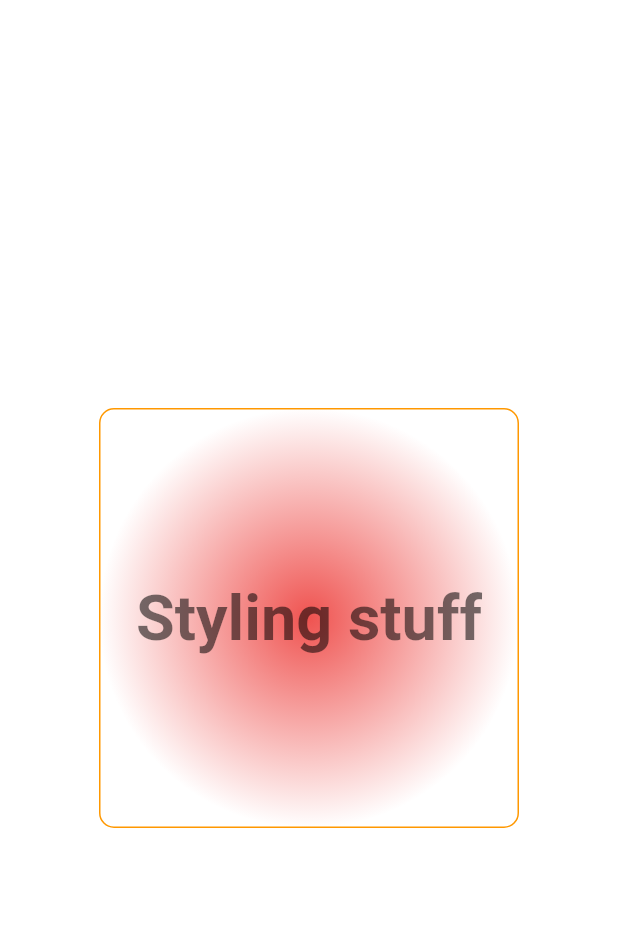
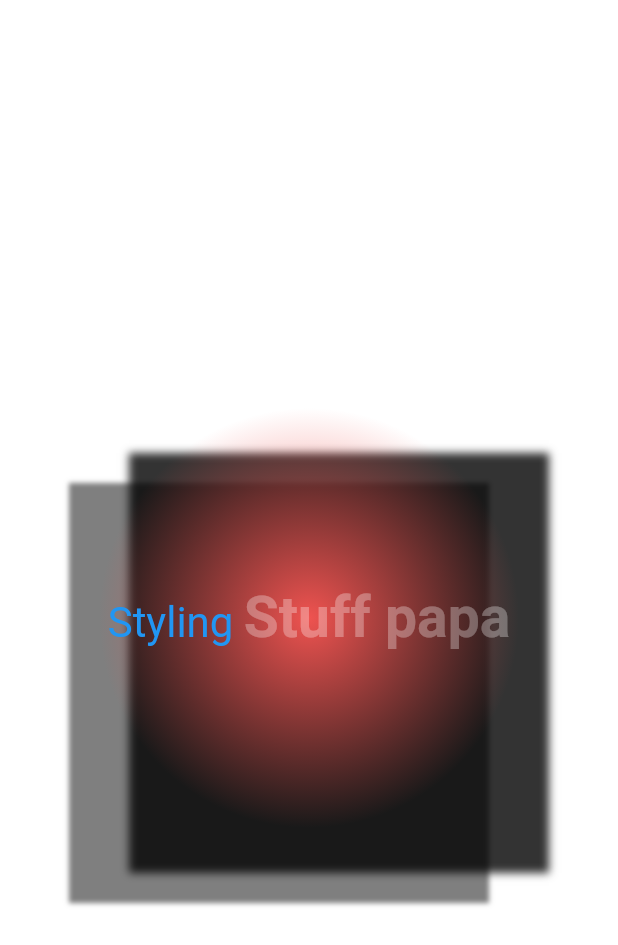
Before and after one commit to nahuelcabrera/flutter_styling, a Flutter app: the screen it shows after launch, on a phone screen of 412 x 824 dp. Shown: the top 945 px of the screen. Run offline on Flutter 3.47's test engine with Material 2 defaults, Android fonts, the phone set to English and light mode, and no system bars.

Commit message:
spannable text

```diff
--- a/lib/main.dart
+++ b/lib/main.dart
@@ -22,23 +22,38 @@ class MyApp extends StatelessWidget {
                     Color(0xffef5350),
                     Color(0x00ef5350),
                   ]),
-                  borderRadius: BorderRadius.circular(10.0),
-                  border: Border.all(
-                    color: Colors.orange
-                  )
+                  //borderRadius: BorderRadius.circular(1000.0),
+                  //border: Border.all(color: Colors.orange),
+                  boxShadow: <BoxShadow>[
+                    BoxShadow(color: Color(0xcc000000), offset: Offset(20.0, 30.0), blurRadius: 4.0),
+                    BoxShadow(color: Color(0x80000000), offset: Offset(-20.0, 50.0), blurRadius: 2.0),
+                  ],
+                  shape: BoxShape.rectangle,
                 ),
-                child: Text(
-                  'Styling stuff',
-                  textAlign: TextAlign.center,
-                  style: TextStyle(
-                    color: Colors.black54,
-                    fontSize: 42.0,
-                    fontWeight: FontWeight.w600,
-                    fontFamily: 'Roboto',
-                    fontStyle: FontStyle.normal,
-                  ),
-                ),
-              ),)
+                child: RichText(
+                    text: TextSpan(
+                      style: TextStyle(
+                        color: Colors.white,
+                        fontSize: 38.0,
+                      ),
+                      children: <TextSpan>[
+                        TextSpan(
+                          text: 'Styling ',
+                          style: TextStyle(
+                            color: Colors.blue,
+                            fontSize: 28.0,
+                          ),),
+                        TextSpan(
+                          text: 'Stuff papa',
+                          style: TextStyle(
+                            color: Colors.white.withOpacity(0.3),
+                            fontWeight: FontWeight.w700
+                          ),),
+                      ]
+                    )
+                )
+              ),
+            ),
           ),
         ),
       ),
```
